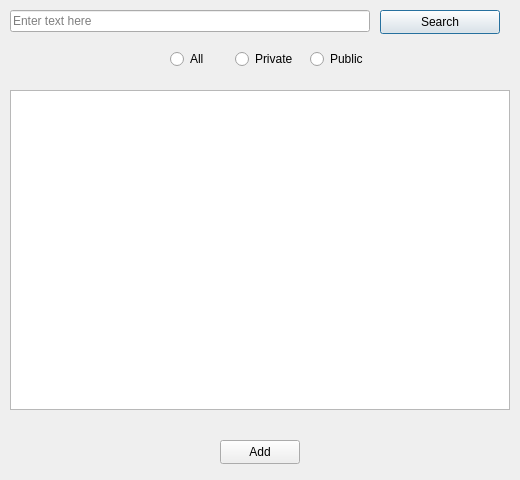
This is Ugix_resources_dialog_base.ui in datakaveri/gdi-qgis-plugin as Qt 5 draws it before an edit. The edited form follows.
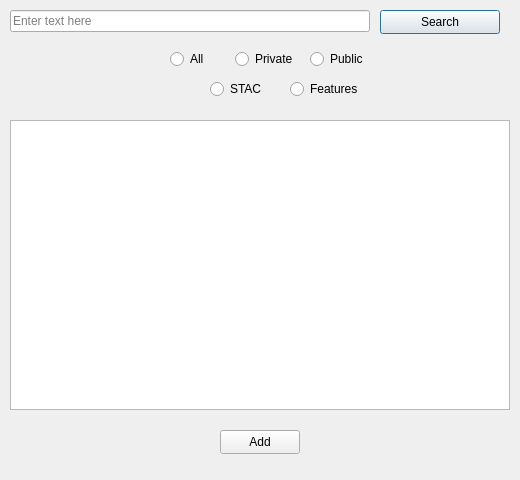
This is the edited form.

Commit message: feat: enhance dataset filtering with API type options and improve UI elements

What changed in the file:
```diff
--- a/Ugix_resources_dialog_base.ui
+++ b/Ugix_resources_dialog_base.ui
@@ -88,14 +88,43 @@
    </property>
   </widget>
 
+  <!-- Dataset Type -->
+  <widget class="QRadioButton" name="radioApiStac">
+   <property name="geometry">
+    <rect>
+     <x>210</x>
+     <y>80</y>
+     <width>70</width>
+     <height>18</height>
+    </rect>
+   </property>
+   <property name="text">
+    <string>STAC</string>
+   </property>
+  </widget>
+
+  <widget class="QRadioButton" name="radioApiFeatures">
+   <property name="geometry">
+    <rect>
+     <x>290</x>
+     <y>80</y>
+     <width>90</width>
+     <height>18</height>
+    </rect>
+   </property>
+   <property name="text">
+    <string>Features</string>
+   </property>
+  </widget>
+
   <!-- Results List -->
   <widget class="QListWidget" name="listWidget">
    <property name="geometry">
     <rect>
      <x>10</x>
-     <y>90</y>
+     <y>120</y>
      <width>500</width>
-     <height>320</height>
+     <height>290</height>
     </rect>
    </property>
   </widget>
@@ -105,7 +134,7 @@
    <property name="geometry">
     <rect>
      <x>220</x>
-     <y>440</y>
+     <y>430</y>
      <width>80</width>
      <height>24</height>
     </rect>
```
Left out of the diff: 7 changed lines with no effect on the pictures. The commit also changes 3 other files.
